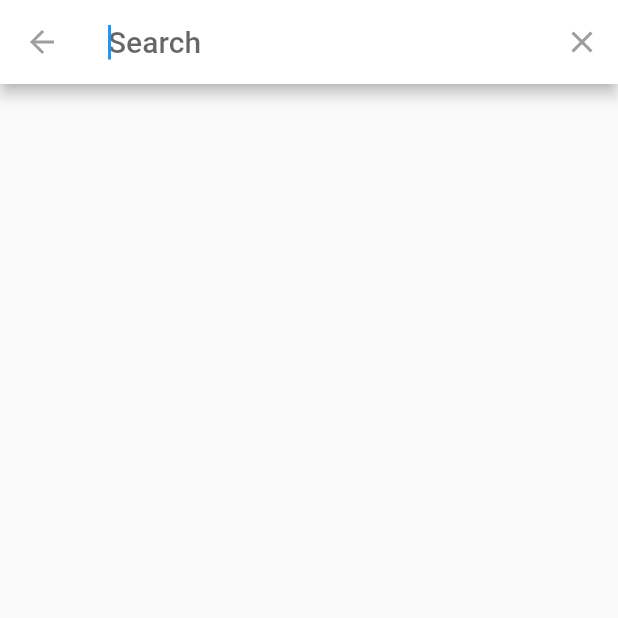
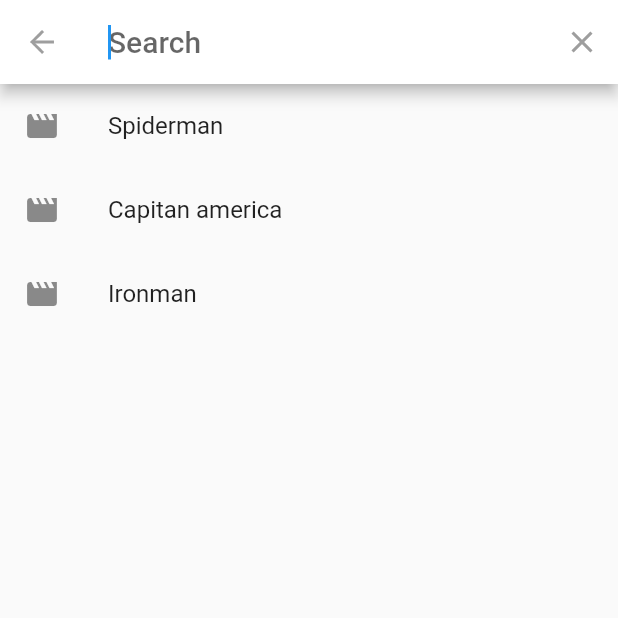
Before and after one commit to AlanCasasArevalo/Flutter_Films, a Flutter app: the screen it shows after launch, after a tap on the "search" icon, on a phone screen of 412 x 824 dp, the top half of it. Run offline on Flutter 3.47's test engine with Material 2 defaults, Android fonts, the phone set to English and light mode, and no system bars; our stand-ins replace flutter_swiper; network calls fail.

Commit message:
[FEATURE][SEARCH] * Search bar was improved

```diff
--- a/lib/src/search/search_delegate.dart
+++ b/lib/src/search/search_delegate.dart
@@ -1,6 +1,21 @@
 import 'package:flutter/material.dart';
 
 class DataSearch extends SearchDelegate {
+
+  String selected = '';
+
+  final films = [
+    'Spiderman',
+    'Capitan america',
+    'Ironman',
+    'Superman',
+    'Shazam',
+    'Jiu Jitsu',
+    'Algo normal'
+  ];
+
+  final recentFilms = ['Spiderman', 'Capitan america', 'Ironman'];
+
   @override
   List<Widget> buildActions(BuildContext context) {
     // Acciones del appbar
@@ -30,12 +45,37 @@ class DataSearch extends SearchDelegate {
   @override
   Widget buildResults(BuildContext context) {
     // Crea los resultados a mostrar
-    return Container();
+    return Center(
+        child: Container(
+          height: 100,
+          width: 100,
+          color: Colors.amberAccent,
+          child: Text(selected),
+        )
+    );
   }
 
   @override
   Widget buildSuggestions(BuildContext context) {
     // Crea las sugerencias cuando la persona escribe
-    return Container();
+
+    final suggestionList = (query.isEmpty) ? recentFilms : films.where(
+            // Se puede usar el contiene o bien el startsWith
+            // (element) => element.toLowerCase().startsWith(query.toLowerCase())
+            (element) => element.toLowerCase().contains(query.toLowerCase())
+    ).toList();
+
+    return ListView.builder(
+        itemCount: suggestionList.length,
+        itemBuilder: (context, index) {
+          return ListTile(
+            leading: Icon(Icons.movie),
+            title: Text(suggestionList[index]),
+            onTap: () {
+              selected = suggestionList[index];
+              showResults(context);
+            },
+          );
+        });
   }
 }
```
